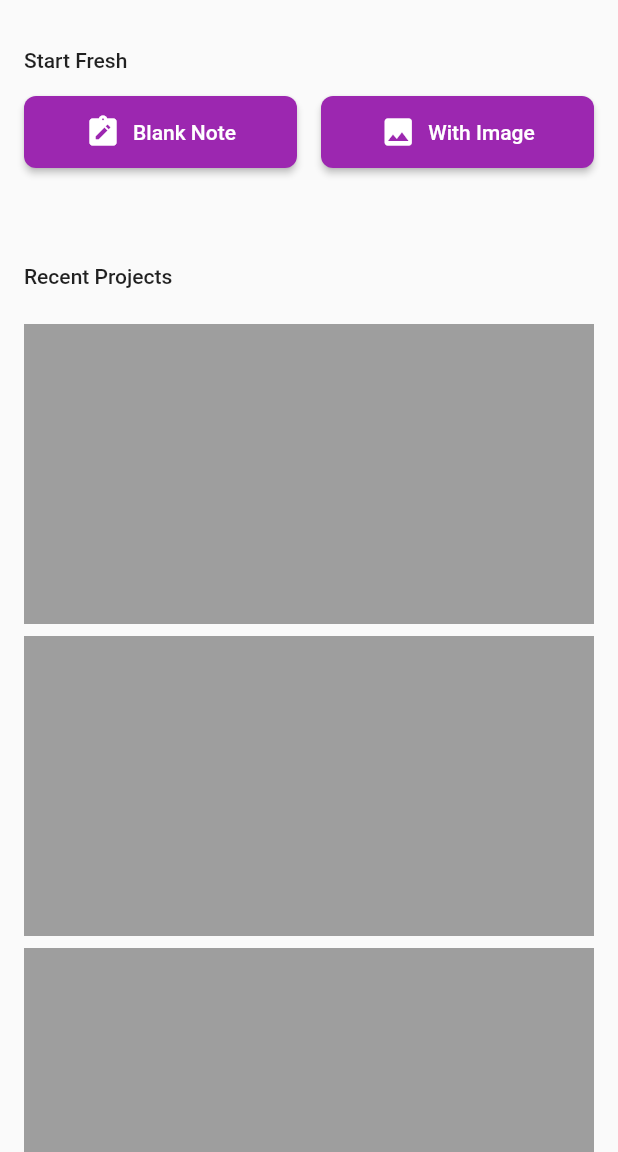
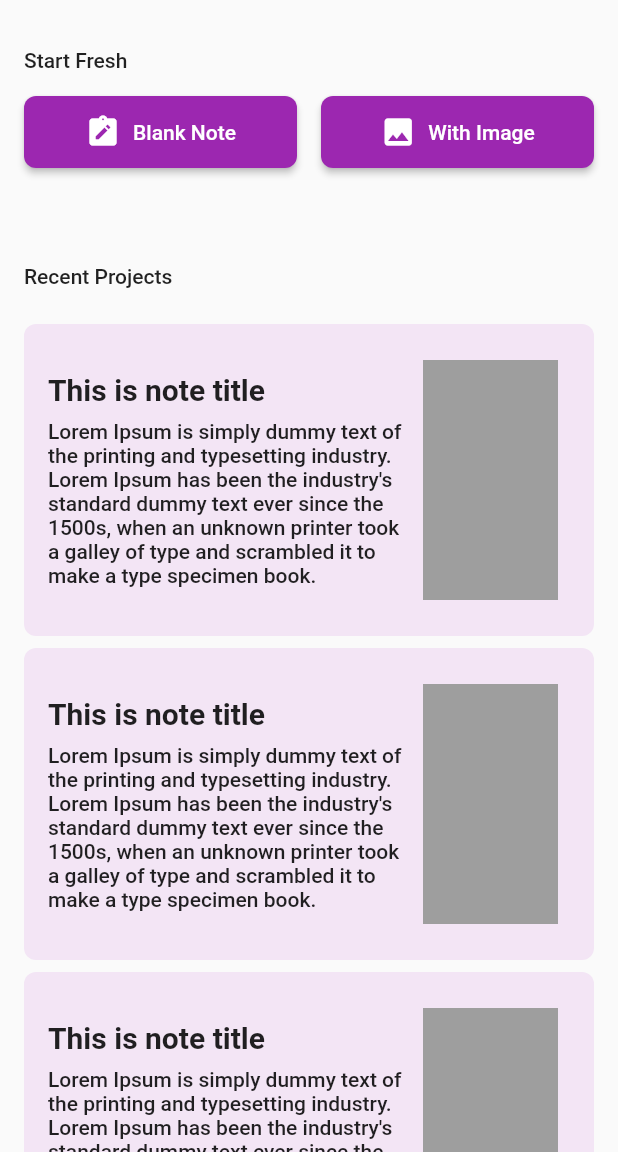
Before and after one commit to 7ANV1R/drawing_app, a Flutter app: the HomePage screen opened directly, on a phone screen of 412 x 824 dp, the part 84-1236 px from its top. Run offline on Flutter 3.47's test engine with Material 2 defaults, Android fonts, the phone set to English and light mode, and no system bars; our stand-ins replace sqflite; accounts and stored records are empty.

Commit message:
updated note card

```diff
--- a/lib/home/view/homepage.dart
+++ b/lib/home/view/homepage.dart
@@ -1,4 +1,5 @@
 import 'package:drawing_app/data/service/ui_helper.dart';
+import 'package:drawing_app/home/view/widgets/note_list_card.dart';
 import 'package:flutter/material.dart';
 
 class HomePage extends StatefulWidget {
@@ -100,13 +101,7 @@ class _HomePageState extends State<HomePage> {
                 shrinkWrap: true,
                 itemCount: 5,
                 itemBuilder: (context, index) {
-                  return Padding(
-                    padding: const EdgeInsets.only(bottom: 8.0),
-                    child: Container(
-                      height: 200,
-                      color: Colors.grey,
-                    ),
-                  );
+                  return const NoteListCard();
                 },
               ),
             )
--- /dev/null
+++ b/lib/home/view/widgets/note_list_card.dart
@@ -0,0 +1,56 @@
+import 'package:drawing_app/data/service/ui_helper.dart';
+import 'package:flutter/material.dart';
+
+class NoteListCard extends StatelessWidget {
+  const NoteListCard({
+    Key? key,
+  }) : super(key: key);
+
+  @override
+  Widget build(BuildContext context) {
+    var textTheme = Theme.of(context).textTheme;
+    return Padding(
+      padding: const EdgeInsets.only(bottom: 8.0),
+      child: Container(
+        decoration: BoxDecoration(
+          borderRadius: BorderRadius.circular(8.0),
+          color: Colors.purple[50],
+        ),
+        child: Padding(
+          padding: const EdgeInsets.all(16.0),
+          child: Row(
+            mainAxisAlignment: MainAxisAlignment.spaceEvenly,
+            children: [
+              // title and content
+              Expanded(
+                child: Column(
+                  crossAxisAlignment: CrossAxisAlignment.start,
+                  children: [
+                    Text(
+                      'This is note title',
+                      style: textTheme.headline6!.copyWith(fontWeight: FontWeight.bold),
+                    ),
+                    kVerticalSpaceS,
+                    Text(
+                      "Lorem Ipsum is simply dummy text of the printing and typesetting industry. Lorem Ipsum has been the industry's standard dummy text ever since the 1500s, when an unknown printer took a galley of type and scrambled it to make a type specimen book.",
+                      style: textTheme.bodyText1,
+                    )
+                  ],
+                ),
+              ),
+              // image/drawing
+              Padding(
+                padding: const EdgeInsets.all(8.0),
+                child: Container(
+                  height: 160,
+                  width: 90,
+                  color: Colors.grey,
+                ),
+              )
+            ],
+          ),
+        ),
+      ),
+    );
+  }
+}
```
